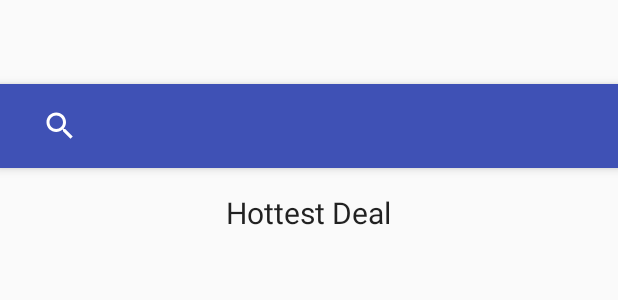
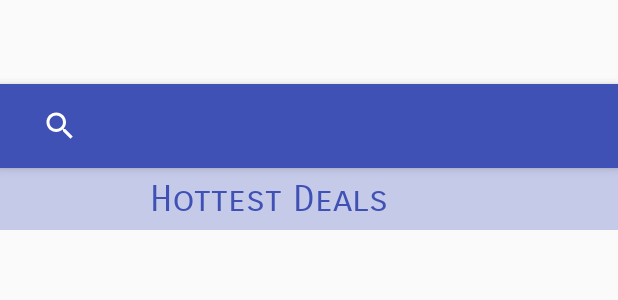
Before and after one commit to sprice30/DealApplication, an Android app: the layout app_bar_main.xml on its own in the app's theme, with its tools: preview values and no code run, on a phone screen of 412 x 824 dp. Shown: the top 300 px of the screen. Run offline under Robolectric (Android 15) with nearby library versions, the phone set to English and light mode, and no system bars.

Commit message:
update title style

```diff
--- a/app/src/main/java/edu/umd/wmj1217/deal/MainActivity.java
+++ b/app/src/main/java/edu/umd/wmj1217/deal/MainActivity.java
@@ -29,7 +29,7 @@ public class MainActivity extends Activity
         setContentView(R.layout.activity_main);
         Toolbar toolbar = (Toolbar) findViewById(R.id.toolbar);
         SearchView searchView = (SearchView)findViewById(R.id.search_view);
-        searchView.setQueryHint("Search coupon");
+        searchView.setQueryHint("Search for deal");
 //        searchView.onActionViewExpanded();
         DrawerLayout drawer = (DrawerLayout) findViewById(R.id.drawer_layout);
         ActionBarDrawerToggle toggle = new ActionBarDrawerToggle(
--- a/app/src/main/res/layout/app_bar_main.xml
+++ b/app/src/main/res/layout/app_bar_main.xml
@@ -23,7 +23,9 @@
                 android:id="@+id/search_view"
                 android:layout_width="match_parent"
                 android:layout_height="wrap_content"
-                android:layout_alignParentStart="true" >
+                android:layout_alignParentStart="true"
+                android:tag="@string/app_name">
+
             </SearchView>
 
         </android.support.v7.widget.Toolbar>
--- a/app/src/main/res/layout/content_main.xml
+++ b/app/src/main/res/layout/content_main.xml
@@ -4,25 +4,44 @@
     xmlns:tools="http://schemas.android.com/tools"
     android:layout_width="match_parent"
     android:layout_height="match_parent"
+
     android:paddingBottom="@dimen/activity_vertical_margin"
-    android:paddingLeft="@dimen/activity_horizontal_margin"
-    android:paddingRight="@dimen/activity_horizontal_margin"
-    android:paddingTop="@dimen/activity_vertical_margin"
+
     app:layout_behavior="@string/appbar_scrolling_view_behavior"
     tools:context="edu.umd.wmj1217.deal.MainActivity"
     tools:showIn="@layout/app_bar_main">
 
 
+    <LinearLayout xmlns:android="http://schemas.android.com/apk/res/android"
+        android:layout_width="match_parent"
+        android:layout_height="wrap_content"
+        android:background="#c5cae8"
+        android:gravity="bottom"
+        android:orientation="vertical"
+        android:paddingBottom="0dp"
+        android:id="@+id/titlebar"
+        android:paddingLeft="@dimen/activity_horizontal_margin"
+        android:paddingRight="@dimen/activity_horizontal_margin"
+        android:theme="@style/ThemeOverlay.AppCompat.Dark"
+        android:layout_centerHorizontal="true"
+        >
 
+        <TextView
+            android:layout_width="match_parent"
+            android:layout_height="wrap_content"
+            android:textSize="24sp"
+            android:text="@string/hottest_deal"
+            android:fontFamily="sans-serif-smallcaps"
+            android:textAppearance="@style/TextAppearance.AppCompat.Caption"
+            android:textColor="@color/colorPrimary"
+            android:layout_marginBottom="6dp"
+            android:layout_marginLeft="84dp"
+            android:layout_marginTop="6dp"
 
-    <TextView
-        android:layout_width="wrap_content"
-        android:layout_height="wrap_content"
-        android:text="@string/hottest_deal"
-        android:textAppearance="@style/TextAppearance.AppCompat.Body1"
-        android:textSize="20sp"
-        android:id="@+id/title"
-        android:layout_centerHorizontal="true" />
+            android:id="@+id/title"
+            android:layout_centerHorizontal="true"/>
+
+    </LinearLayout>
 
     <ListView
         android:layout_width="match_parent"
@@ -30,7 +49,7 @@
         android:id="@+id/list"
         android:layout_gravity="center_horizontal"
         android:drawSelectorOnTop="false"
-        android:layout_below="@+id/title" />
+        android:layout_below="@+id/titlebar" />
 
 
 
--- a/app/src/main/res/values/strings.xml
+++ b/app/src/main/res/values/strings.xml
@@ -1,7 +1,7 @@
 <resources>
     <string name="app_name">Deal</string>
 
-    <string name="hottest_deal">Hottest Deal</string>
+    <string name="hottest_deal">Hottest Deals</string>
 
     <string name="navigation_drawer_open">Open navigation drawer</string>
     <string name="navigation_drawer_close">Close navigation drawer</string>
```
